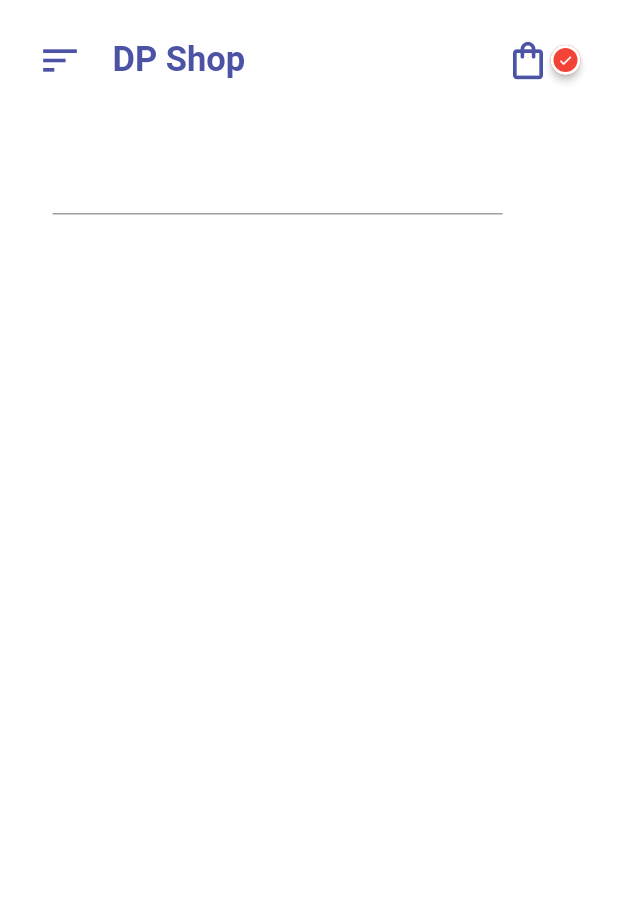
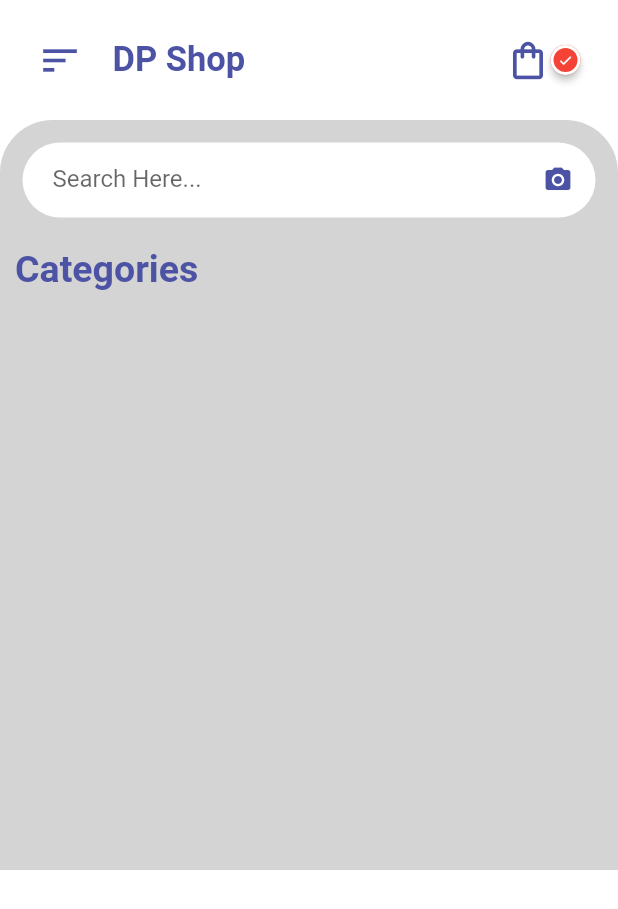
Before and after one commit to JuliusPalalay/E-Commerce_App, a Flutter app: the screen it shows after launch, on a phone screen of 412 x 824 dp. Shown: the top 909 px of the screen. Run offline on Flutter 3.47's test engine with Material 2 defaults, Android fonts, the phone set to English and light mode, and no system bars; drawn by our look-alikes of badges.

Commit message:
HomePage Design

```diff
--- a/lib/pages/Homepage.dart
+++ b/lib/pages/Homepage.dart
@@ -12,7 +12,7 @@ class HomePage extends StatelessWidget{
           height: 500,
           padding: EdgeInsets.only(top: 15),
           decoration: BoxDecoration(
-            color: Colors.white,
+            color:Color.fromARGB(255, 212, 212, 212),
             borderRadius:BorderRadius.only(
               topLeft: Radius.circular(35),
               topRight: Radius.circular(35),
@@ -32,9 +32,32 @@ class HomePage extends StatelessWidget{
                   margin: EdgeInsets.only(left:5),
                   height: 50,
                   width: 300,
-                  child: TextFormField(),
-                )
+                  child: TextFormField(
+                    decoration: InputDecoration(
+                      border: InputBorder.none,
+                      hintText: "Search Here...",
+                    ),
+                  ),
+                ),
+                Spacer(),
+                Icon(Icons.camera_alt,
+                size:20,
+                color: Color(0xFF4C53A5),
+                ),
               ],),
+            ),
+            Container(
+              alignment: Alignment.centerLeft ,
+              margin: EdgeInsets.symmetric(
+                vertical: 20,
+                horizontal: 10,
+              ),
+              child: Text(
+                "Categories",
+                style: TextStyle(fontSize: 25, fontWeight: FontWeight.bold,
+                color: Color(0xFF4C53A5),
+                ),
+              ),
             ),
           ],
           ),
```
